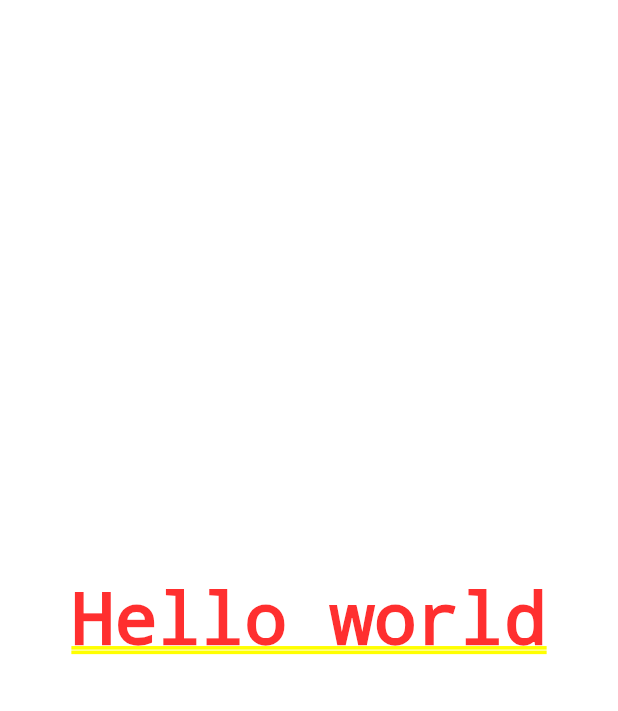
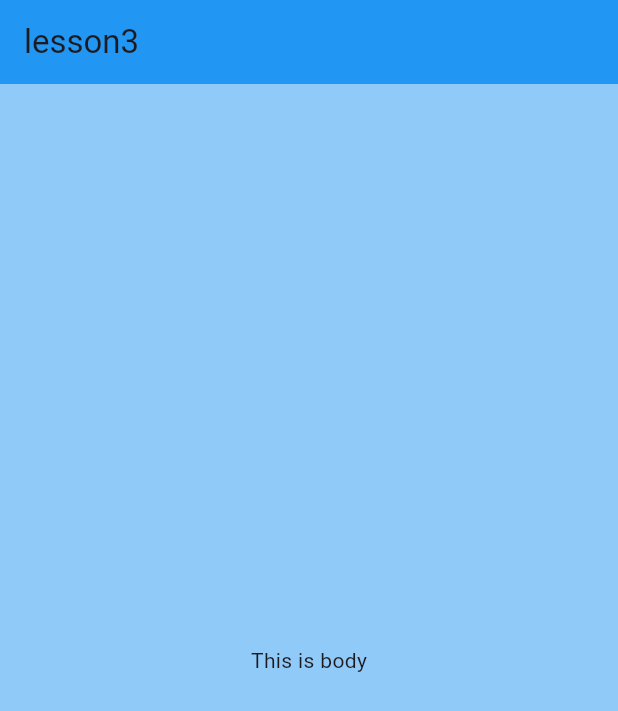
Before and after one commit to Nozimbek6603/FlutterTutorial, a Flutter app: the screen it shows after launch, on a phone screen of 412 x 824 dp. Shown: the top 711 px of the screen. Run offline on Flutter 3.47's test engine with Material 3 defaults, Android fonts, the phone set to English and light mode, and no system bars.

Commit message:
Scaffold widget qisqacha

```diff
--- a/lib/main.dart
+++ b/lib/main.dart
@@ -2,8 +2,14 @@ import 'package:flutter/material.dart';
 
 void main() {
   runApp(MaterialApp(
-    home: Center(
-      child: Text("Hello world"),
+      home: Scaffold(
+    backgroundColor: Colors.blue[200],
+    appBar: AppBar(
+      title: Text("lesson3"),
+      backgroundColor: Colors.blue,
     ),
-  ));
+    body: Center(
+      child: Text("This is body"),
+    ),
+  )));
 }
```
